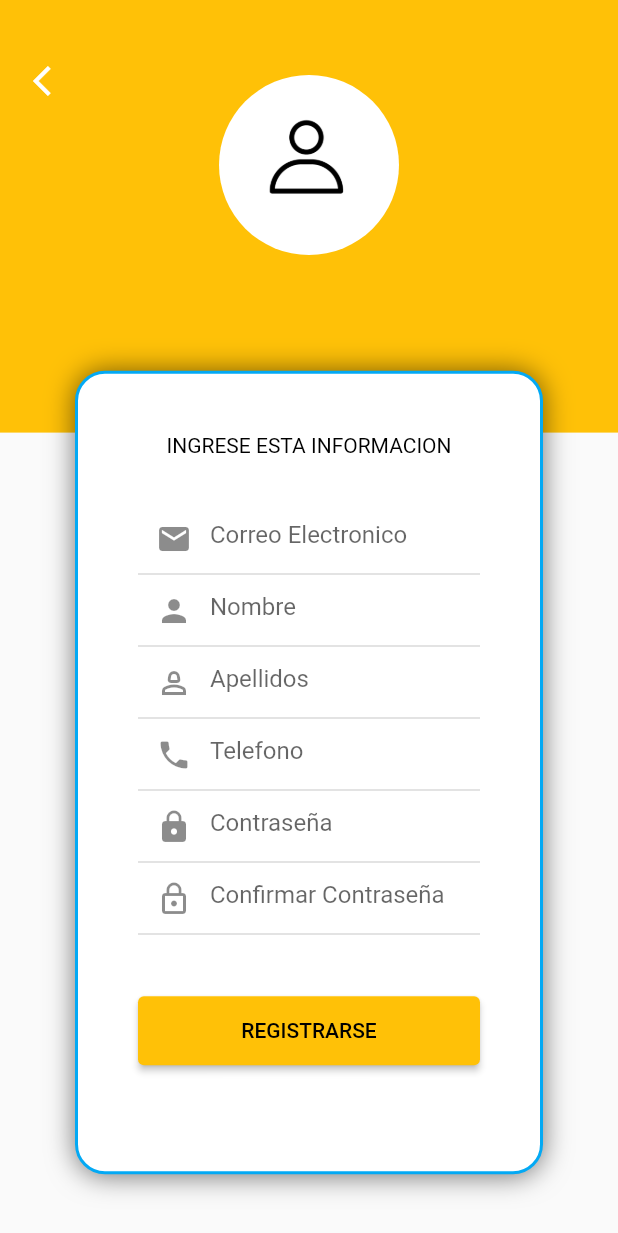
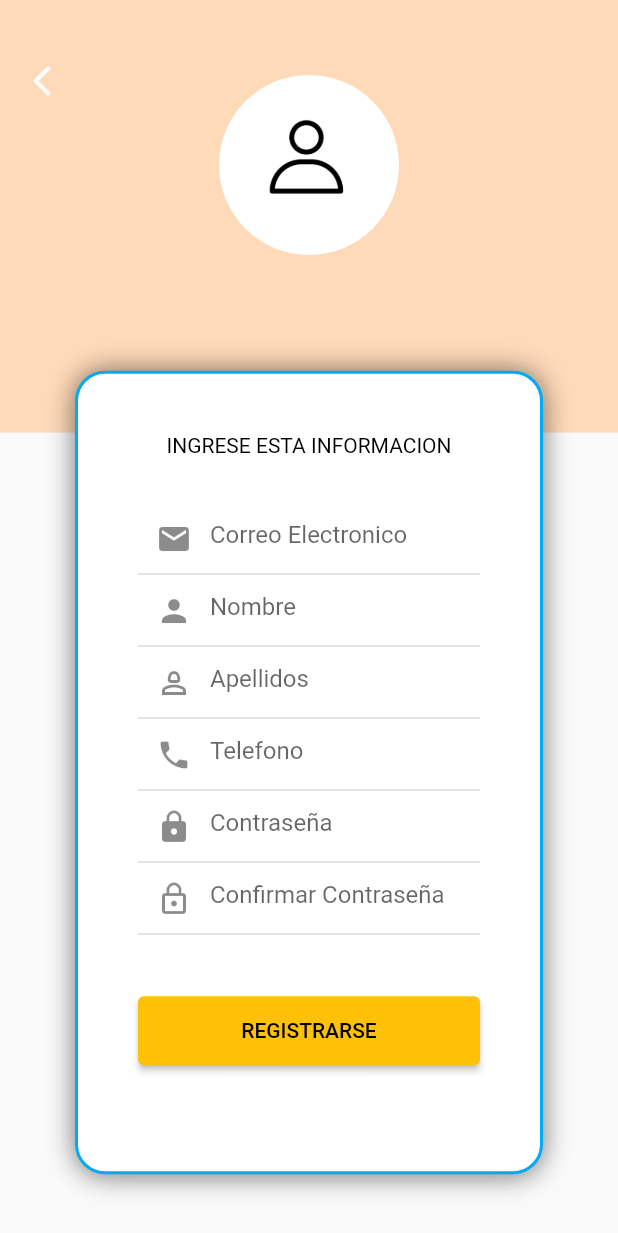
Before and after one commit to yonilhp/MiAplicacionAppApuMarket, a Flutter app: the screen it shows after launch, after a tap on "Registrate Aquí", on a phone screen of 412 x 824 dp. Shown: the top 1233 px of the screen. Run offline on Flutter 3.47's test engine with Material 2 defaults, Android fonts, the phone set to English and light mode, and no system bars; our stand-ins replace get, get_storage.

Commit message:
Avance hasta el sección 8

```diff
--- a/lib/main.dart
+++ b/lib/main.dart
@@ -1,9 +1,16 @@
+import 'package:apu_market/src/models/user.dart';
+import 'package:apu_market/src/pages/home/home_page.dart';
 import 'package:apu_market/src/pages/login/login_page.dart';
 import 'package:apu_market/src/pages/register/register_page.dart';
+import 'package:apu_market/src/pages/splash/splash_screen.dart';
 import 'package:flutter/material.dart';
 import 'package:get/get.dart';
+import 'package:get_storage/get_storage.dart';
 
-void main() {
+User userSession = User.fromJson(GetStorage().read('user') ?? {});
+
+void main() async {
+  await GetStorage.init();
   runApp(const MyApp());
 }
 
@@ -14,6 +21,27 @@ class MyApp extends StatefulWidget {
   State<MyApp> createState() => _MyAppState();
 }
 
+class DeliveryColors {
+  static final yellow = Color(0xffFDC054);
+  static final green = Color(0xff32B768);
+  static final orange = Color(0xffFFA500);
+  static final white = Color(0xffFFFFFF);
+  static final blue = Color(0xff0000FF);
+  //celeste
+  static final lightBlue = Color(0xff00FFFF);
+  // celeste medio azulino
+  static final mediumBlue = Color(0xff00BFFF);
+  //verde claro opaco
+  static final lightGreen = Color(0xff90EE90);
+  // anaranjado opaco
+  static final lightOrange = Color(0xffFFDAB9);
+}
+
+final deliveryGradients = [
+  DeliveryColors.lightBlue,
+  DeliveryColors.lightOrange
+];
+
 class _MyAppState extends State<MyApp> {
   @override
   void initState() {
@@ -23,13 +51,17 @@ class _MyAppState extends State<MyApp> {
 
   @override
   Widget build(BuildContext context) {
+    print('Usuario id: ${userSession.id}');
+
     return GetMaterialApp(
       debugShowCheckedModeBanner: false,
       title: 'Apu Market',
-      initialRoute: '/',
+      home: const SplashScreen(),
+      initialRoute: userSession.id != null ? '/home' : '/',
       getPages: [
         GetPage(name: '/', page: () => LoginPage()),
         GetPage(name: '/register', page: () => RegisterPage()),
+        GetPage(name: '/home', page: () => HomePage()),
       ],
       theme: ThemeData(
         primaryColor: Colors.amber,
--- a/lib/src/environment/environment.dart
+++ b/lib/src/environment/environment.dart
@@ -1,3 +1,3 @@
 class Enviroment {
-  static const String API_URL = "http://192.168.195.156:3000/";
+  static const String API_URL = "http://192.168.255.156:3000/";
 }
--- a/lib/src/models/user.dart
+++ b/lib/src/models/user.dart
@@ -16,6 +16,7 @@ class User {
   String? phone;
   String? image;
   String? password;
+  String? sessionToken;
 
   User({
     this.id,
@@ -25,6 +26,7 @@ class User {
     this.phone,
     this.image,
     this.password,
+    this.sessionToken,
   });
 
   factory User.fromJson(Map<String, dynamic> json) => User(
@@ -35,6 +37,7 @@ class User {
         phone: json["phone"],
         image: json["image"],
         password: json["password"],
+        sessionToken: json["session_token"],
       );
 
   Map<String, dynamic> toJson() => {
@@ -45,5 +48,6 @@ class User {
         "phone": phone,
         "image": image,
         "password": password,
+        "session_token": sessionToken,
       };
 }
--- a/lib/src/pages/login/login_page.dart
+++ b/lib/src/pages/login/login_page.dart
@@ -1,3 +1,4 @@
+import 'package:apu_market/main.dart';
 import 'package:flutter/material.dart';
 import 'package:get/get.dart';
 
@@ -31,13 +32,19 @@ class LoginPage extends StatelessWidget {
     return Container(
       width: double.infinity,
       height: MediaQuery.of(context).size.height * 0.42,
-      color: Colors.amber,
+      decoration: BoxDecoration(
+          gradient: LinearGradient(
+        //begin: Alignment.topCenter,
+        begin: AlignmentDirectional.bottomCenter,
+        end: Alignment.bottomCenter,
+        colors: deliveryGradients,
+      )),
     );
   }
 
   Widget _textAppName() {
     return Text(
-      'APU MARKET',
+      'QORI MARKET',
       style: TextStyle(
           color: Colors.black, fontSize: 20, fontWeight: FontWeight.bold),
     );
--- a/lib/src/pages/register/register_page.dart
+++ b/lib/src/pages/register/register_page.dart
@@ -1,3 +1,4 @@
+import 'package:apu_market/main.dart';
 import 'package:apu_market/src/pages/register/register_controller.dart';
 import 'package:flutter/material.dart';
 import 'package:flutter/services.dart';
@@ -40,7 +41,13 @@ class RegisterPage extends StatelessWidget {
     return Container(
       width: double.infinity,
       height: MediaQuery.of(context).size.height * 0.35,
-      color: Colors.amber,
+      decoration: BoxDecoration(
+          gradient: LinearGradient(
+        //begin: Alignment.topCenter,
+        begin: AlignmentDirectional.bottomCenter,
+        end: Alignment.bottomCenter,
+        colors: deliveryGradients,
+      )),
     );
   }
 
--- /dev/null
+++ b/lib/src/pages/splash/splash_screen.dart
@@ -0,0 +1,81 @@
+import 'package:apu_market/main.dart';
+import 'package:apu_market/src/pages/login/login_page.dart';
+import 'package:flutter/material.dart';
+
+class SplashScreen extends StatefulWidget {
+  const SplashScreen({super.key});
+
+  @override
+  _SplashScreenState createState() => _SplashScreenState();
+}
+
+class _SplashScreenState extends State<SplashScreen> {
+  @override
+  void initState() {
+    // TODO: implement initState
+    Future.delayed(const Duration(seconds: 5), () {
+      Navigator.of(context)
+          .pushReplacement(MaterialPageRoute(builder: (_) => LoginPage()));
+    });
+    super.initState();
+  }
+
+  @override
+  Widget build(BuildContext context) {
+    return Scaffold(
+      body: Container(
+        decoration: BoxDecoration(
+            gradient: LinearGradient(
+          //begin: Alignment.topCenter,
+          begin: AlignmentDirectional.bottomCenter,
+          end: Alignment.bottomCenter,
+          colors: deliveryGradients,
+        )),
+        child: Column(
+          crossAxisAlignment: CrossAxisAlignment.stretch,
+          mainAxisAlignment: MainAxisAlignment.center,
+          children: [
+            Text(
+              'BIENVENIDOS',
+              textAlign: TextAlign.center,
+              style: Theme.of(context).textTheme.displayMedium?.copyWith(
+                    fontWeight: FontWeight.bold,
+                    color: Color(0xff00BFFF),
+                    fontSize: 40,
+                  ),
+            ),
+            CircleAvatar(
+              backgroundColor: Colors
+                  .white, // Puedes cambiar el color de fondo según tus preferencias
+              radius:
+                  100, // Ajusta el radio del CircleAvatar según tus necesidades
+              child: ClipOval(
+                  // child: Image.asset(
+                  //   'assets/crep.jpg', // Ruta de tu imagen cuadrada
+                  //   width: 2 *
+                  //       100, // El doble del radio del CircleAvatar para asegurarte de que se ajuste
+                  //   height: 2 *
+                  //       100, // El doble del radio del CircleAvatar para asegurarte de que se ajuste
+                  //   fit: BoxFit
+                  //       .cover, // Ajusta el modo de ajuste según tus necesidades
+                  // ),
+                  ),
+            ),
+            const SizedBox(
+              height: 20,
+            ),
+            Text(
+              'QoriMarket',
+              textAlign: TextAlign.center,
+              style: Theme.of(context).textTheme.displayMedium?.copyWith(
+                    fontWeight: FontWeight.bold,
+                    color: Color(0xffFFA500),
+                    fontSize: 20,
+                  ),
+            ),
+          ],
+        ),
+      ),
+    );
+  }
+}
--- a/lib/src/provider/users_provider.dart
+++ b/lib/src/provider/users_provider.dart
@@ -1,9 +1,7 @@
 import 'package:apu_market/src/environment/environment.dart';
+import 'package:apu_market/src/models/response_api.dart';
 import 'package:apu_market/src/models/user.dart';
 import 'package:get/get.dart';
-
-import '../environment/environment.dart';
-import '../models/user.dart';
 
 class UsersProvider extends GetConnect {
   String url = '${Enviroment.API_URL}api/users';
--- a/pubspec.yaml
+++ b/pubspec.yaml
@@ -36,6 +36,7 @@ dependencies:
   # Use with the CupertinoIcons class for iOS style icons.
   cupertino_icons: ^1.0.2
   get: ^4.6.5
+  get_storage: ^2.1.1
 
 dev_dependencies:
   flutter_test:
```
Also changed, not shown: lib/src/pages/home/home_controller.dart (added, +11 -0 lines), lib/src/pages/home/home_page.dart (added, +17 -0 lines), lib/src/pages/login/login_controller.dart (+13 -2 lines), pubspec.lock, 1 other file.
